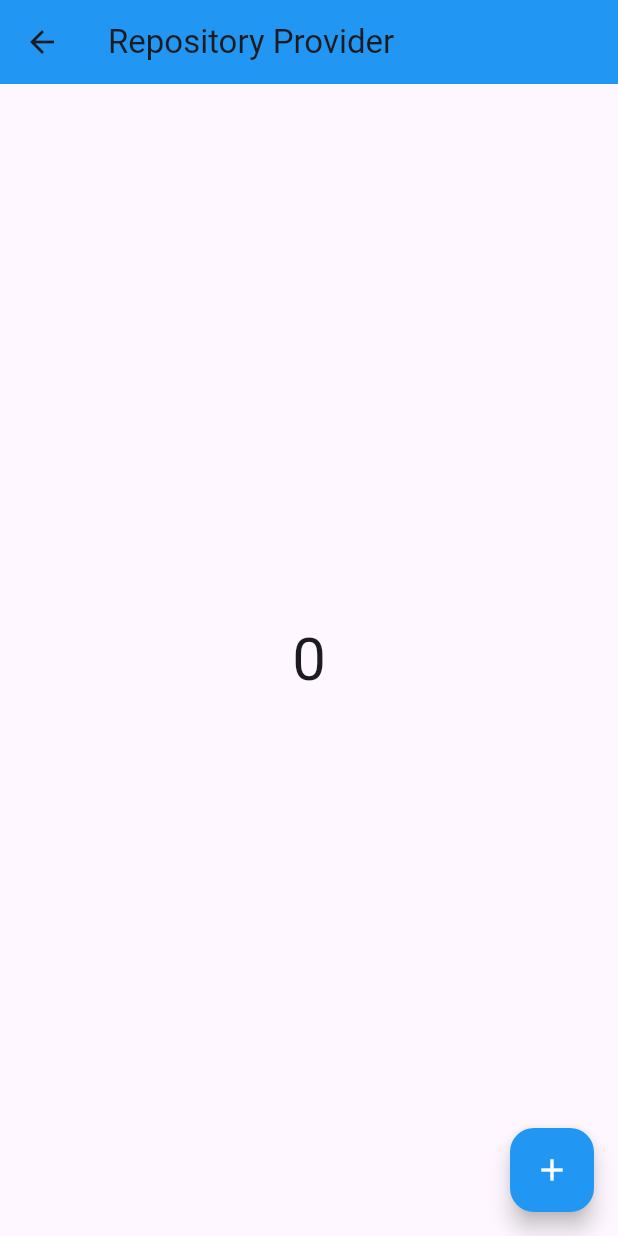
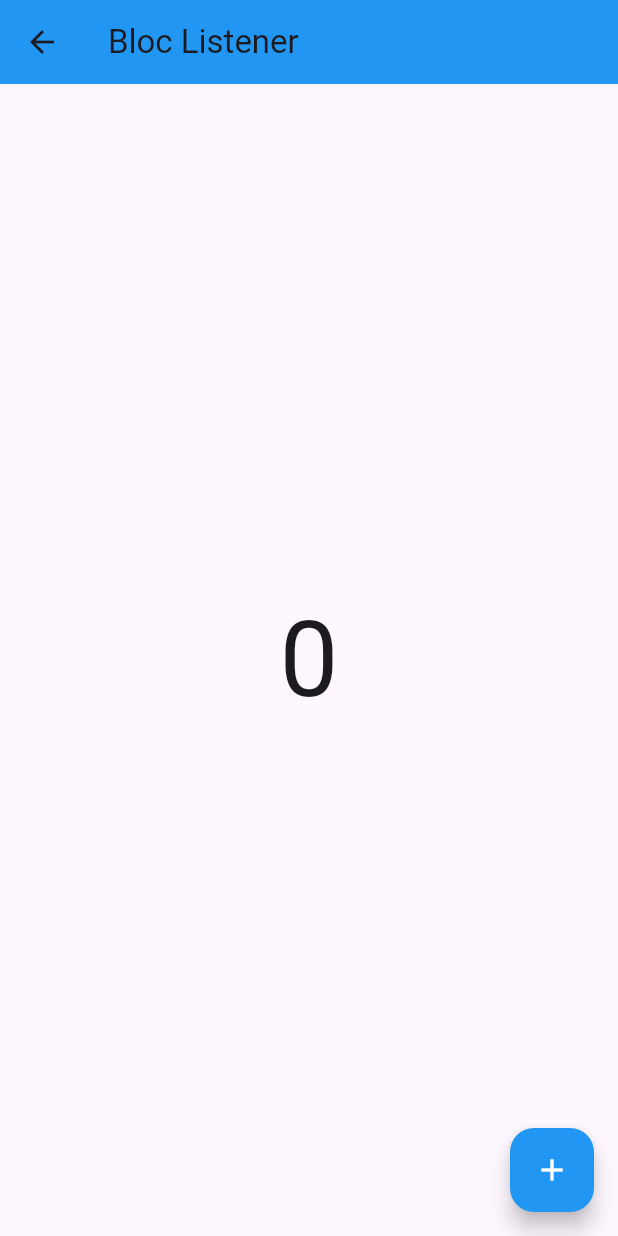
Before and after one commit to ToshevaDurdona1349/Bloc, a Flutter app: the screen it shows after launch, after a tap on "Bloc Listener", on a phone screen of 412 x 824 dp. Run offline on Flutter 3.47's test engine with Material 3 defaults, Android fonts, the phone set to English and light mode, and no system bars; our stand-ins replace bloc, equatable, flutter_bloc, logger.

Commit message:
BlocLisener,BlocConsumer

```diff
--- a/lib/pages/home_page.dart
+++ b/lib/pages/home_page.dart
@@ -1,11 +1,13 @@
 import 'package:flutter/material.dart';
 import 'package:ngdemo23/pages/lesson1/bloc_provider_page.dart';
+import 'package:ngdemo23/pages/lesson6/bloc_consumer_page.dart';
 
 import 'lesson1/multi_bloc_provider_page.dart';
 import 'lesson2/bloc_builder_page.dart';
 import 'lesson3/multi_repository_page.dart';
 import 'lesson3/single_repository_page.dart';
 import 'lesson4/bloc_selector_page.dart';
+import 'lesson5/bloc_lisener_page.dart';
 
 class HomePage extends StatefulWidget {
   const HomePage({super.key});
@@ -127,7 +129,7 @@ class _HomePageState extends State<HomePage> {
                   textColor: Colors.white,
                   onPressed: (){
                     Navigator.push(context,MaterialPageRoute(
-                      builder:(_)=>SingleRepositoryPage(),
+                      builder:(_)=>BlocListenerPage(),
                     ),);
                   },
                 ),
@@ -143,7 +145,7 @@ class _HomePageState extends State<HomePage> {
                   textColor: Colors.white,
                   onPressed: (){
                     Navigator.push(context,MaterialPageRoute(
-                      builder:(_)=>SingleRepositoryPage(),
+                      builder:(_)=>BlocConsumerPage(),
                     ),);
                   },
                 ),
--- /dev/null
+++ b/lib/pages/lesson5/bloc_lisener_page.dart
@@ -0,0 +1,105 @@
+import 'package:flutter/material.dart';
+import 'package:flutter_bloc/flutter_bloc.dart';
+import 'package:ngdemo23/bloc/sample_first_bloc.dart';
+import '../../service/log_service.dart';
+
+class BlocListenerPage extends StatefulWidget {
+  const BlocListenerPage({super.key});
+
+  @override
+  State<BlocListenerPage> createState() => _BlocListenerPageState();
+}
+
+class _BlocListenerPageState extends State<BlocListenerPage> {
+  @override
+  Widget build(BuildContext context) {
+    return BlocProvider(
+      create: (context) => SampleFirstBloc(),
+      child: SamplePage(),
+    );
+  }
+}
+
+class SamplePage extends StatelessWidget {
+  late SampleFirstBloc sampleBloc;
+
+  void _showMessage(BuildContext context) {
+    showDialog(
+      context: context,
+      barrierDismissible: false,
+      builder: (BuildContext _) {
+        return AlertDialog(
+          shape:
+          RoundedRectangleBorder(borderRadius: BorderRadius.circular(10.0)),
+          title: const Text('Title'),
+          content: BlocBuilder<SampleFirstBloc, int>(
+            bloc: sampleBloc,
+            builder: (context, state) {
+              return Text(state.toString());
+            },
+          ),
+          actions: [
+            ElevatedButton(
+              child: const Text("Okay"),
+              onPressed: () {
+                Navigator.pop(context);
+              },
+            ),
+          ],
+        );
+      },
+    );
+  }
+
+  @override
+  Widget build(BuildContext context) {
+    sampleBloc = context.read<SampleFirstBloc>();
+
+    return Scaffold(
+      appBar: AppBar(
+        backgroundColor: Colors.blue,
+        title: const Text("Bloc Listener"),
+      ),
+      body: Center(
+
+        child: BlocListener<SampleFirstBloc, int>(
+          listenWhen: (previous, current) => current > 5,
+          listener: (context, state) {
+            LogService.w("BlocListener");
+            _showMessage(context);
+          },
+          child: BlocBuilder<SampleFirstBloc, int>(
+            buildWhen: (previous, current) => current > 5,
+            builder: (context, state){
+              return Text(
+                context.read<SampleFirstBloc>().state.toString(),
+                style: TextStyle(fontSize: 70),
+              );
+            },
+          ),
+        ),
+
+        // child: BlocListener<SampleFirstBloc, int>(
+        //   listenWhen: (previous, current) => current > 5,
+        //   listener: (context, state) {
+        //     LogService.w("BlocListener");
+        //   },
+        //   child: Text(
+        //     context.read<SampleFirstBloc>().state.toString(),
+        //     style: TextStyle(fontSize: 70),
+        //   ),
+        // ),
+      ),
+      floatingActionButton: FloatingActionButton(
+        backgroundColor: Colors.blue,
+        child: const Icon(
+          Icons.add,
+          color: Colors.white,
+        ),
+        onPressed: () {
+          context.read<SampleFirstBloc>().add(AddSampleEvent());
+        },
+      ),
+    );
+  }
+}
```
Also changed, not shown: lib/pages/lesson6/bloc_consumer_page.dart (added, +80 -0 lines).
